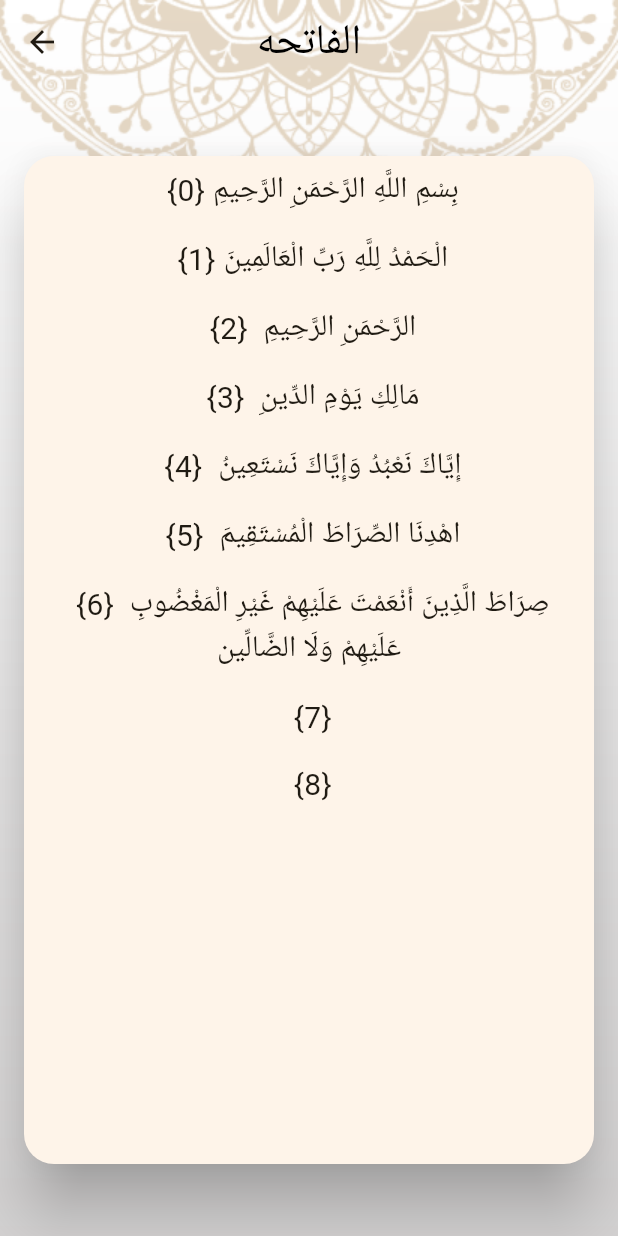
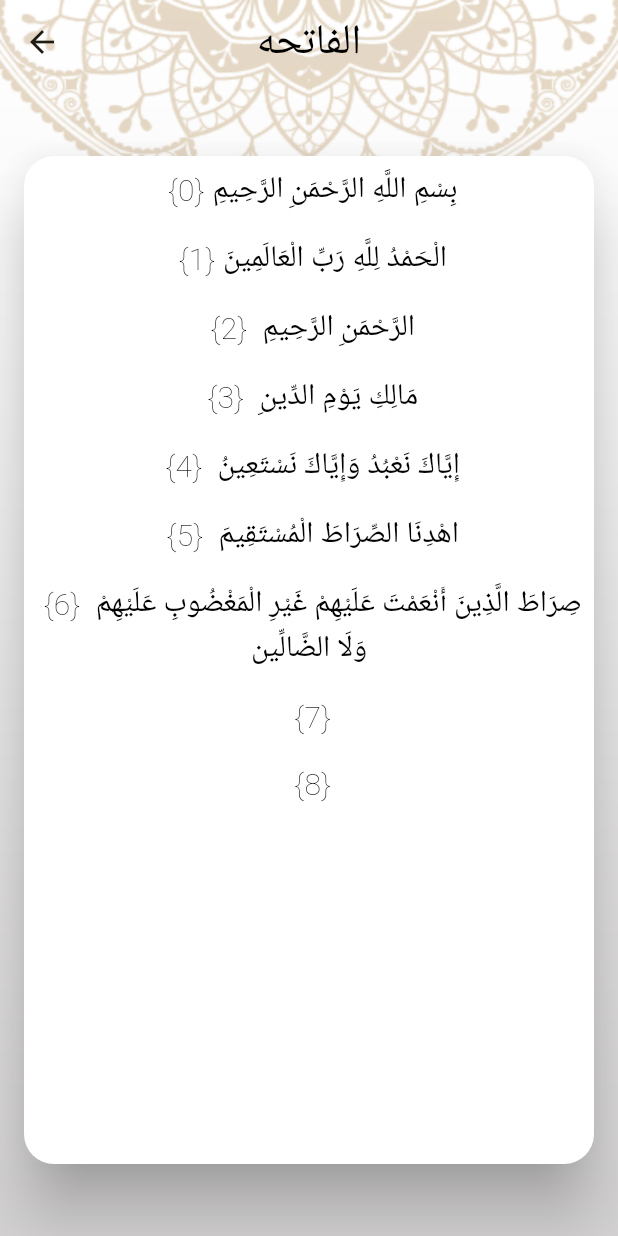
Before and after one commit to hajerrasmy/islama-app, a Flutter app: the screen it shows after launch, after a tap on "الفاتحه", on a phone screen of 412 x 824 dp. Run offline on Flutter 3.47's test engine with Material 3 defaults, Android fonts, the phone set to English and light mode, and no system bars.

Commit message:
+ Light-Dark Theme + setting tab

```diff
--- a/lib/main.dart
+++ b/lib/main.dart
@@ -1,4 +1,5 @@
 import 'package:flutter/material.dart';
+import 'package:islami_app/ui/MyThemeData.dart';
 import 'package:islami_app/ui/chaterDetails/chapterDetailsScreen.dart';
 import 'package:islami_app/ui/hadethDetails/HadethDetailsScreen.dart';
 import 'package:islami_app/ui/home/homeScreen.dart';
@@ -15,34 +16,9 @@ class MyApp extends StatelessWidget {
   Widget build(BuildContext context) {
     return MaterialApp(
       title: 'Flutter Demo',
-      theme: ThemeData(
-        cardColor: Colors.white,
-        cardTheme: CardTheme(surfaceTintColor: Colors.white),
-        appBarTheme: const AppBarTheme(
-          centerTitle: true,
-          backgroundColor: Colors.transparent,
-          titleTextStyle: TextStyle(
-            color: Colors.black,
-            fontSize: 28,
-          ),
-        ),
-        bottomNavigationBarTheme: BottomNavigationBarThemeData(
-          selectedItemColor: Colors.black,
-          unselectedItemColor: Colors.white,
-          selectedIconTheme: IconThemeData(
-            size: 32,
-          ),
-        ),
-        scaffoldBackgroundColor: Colors.transparent,
-        colorScheme: ColorScheme.fromSeed(
-          seedColor: Color(0xFFB7935F),
-          primary: Color(0xFFB7935F),
-          secondary: Color(0xC0B7935F),
-          onPrimary: Colors.white,
-          onSecondary: Colors.blue,
-        ),
-        useMaterial3: true,
-      ),
+      theme: MyThemeData.LightThemeData,
+      darkTheme: MyThemeData.DarkThemeData,
+      themeMode: ThemeMode.light,
       routes: {
         HomeScreen.routeName: (context) => HomeScreen(),
         ChapterDetailsScreen.routeName: (_) => ChapterDetailsScreen(),
--- /dev/null
+++ b/lib/ui/MyThemeData.dart
@@ -0,0 +1,90 @@
+import 'package:flutter/material.dart';
+
+class MyThemeData {
+  static bool isDark = false;
+
+  static Color LightPraimy = Color(0xFFB7935F);
+
+  static Color DarktPraimy = Color(0xFF141A2E);
+
+  static Color DarkSecondry = Color(0xFFFACC1D);
+
+  static ThemeData LightThemeData = ThemeData(
+      textTheme: TextTheme(
+        headlineSmall: TextStyle(
+            color: Colors.black, fontSize: 25, fontWeight: FontWeight.w600),
+        titleMedium: TextStyle(
+            color: Colors.black, fontSize: 25, fontWeight: FontWeight.w400),
+        bodyMedium: TextStyle(
+            color: Colors.black, fontSize: 20, fontWeight: FontWeight.w200),
+      ),
+      cardColor: Colors.white,
+      cardTheme: CardTheme(surfaceTintColor: Colors.white),
+      appBarTheme: const AppBarTheme(
+        centerTitle: true,
+        backgroundColor: Colors.transparent,
+        titleTextStyle: TextStyle(
+          color: Colors.black,
+          fontSize: 28,
+        ),
+      ),
+      bottomNavigationBarTheme: BottomNavigationBarThemeData(
+        selectedItemColor: Colors.black,
+        unselectedItemColor: Colors.white,
+        selectedIconTheme: IconThemeData(
+          size: 32,
+        ),
+      ),
+      scaffoldBackgroundColor: Colors.transparent,
+      colorScheme: ColorScheme.fromSeed(
+        background: Colors.white,
+        seedColor: Color(0xFFB7935F),
+        primary: Color(0xFFB7935F),
+        secondary: Color(0xC0B7935F),
+        onPrimary: Colors.white,
+        onSecondary: Colors.blue,
+      ),
+      useMaterial3: true,
+      dividerColor: LightPraimy,
+      bottomSheetTheme: BottomSheetThemeData(backgroundColor: Colors.white));
+
+  static ThemeData DarkThemeData = ThemeData(
+      textTheme: TextTheme(
+        headlineSmall: TextStyle(
+            color: Colors.white, fontSize: 25, fontWeight: FontWeight.w600),
+        titleMedium: TextStyle(
+            color: Colors.white, fontSize: 25, fontWeight: FontWeight.w400),
+        bodyMedium: TextStyle(
+            color: Colors.white, fontSize: 20, fontWeight: FontWeight.w200),
+      ),
+      cardColor: DarktPraimy,
+      //cardTheme: CardTheme(surfaceTintColor: Colors.transparent),
+      appBarTheme: const AppBarTheme(
+        centerTitle: true,
+        iconTheme: IconThemeData(color: Colors.white),
+        backgroundColor: Colors.transparent,
+        titleTextStyle: TextStyle(
+          color: Colors.white,
+          fontSize: 28,
+        ),
+      ),
+      bottomNavigationBarTheme: BottomNavigationBarThemeData(
+        selectedItemColor: DarkSecondry,
+        unselectedItemColor: Colors.white,
+        selectedIconTheme: IconThemeData(
+          size: 32,
+        ),
+      ),
+      scaffoldBackgroundColor: Colors.transparent,
+      colorScheme: ColorScheme.fromSeed(
+        background: DarktPraimy,
+        seedColor: DarktPraimy,
+        primary: DarktPraimy,
+        secondary: DarkSecondry,
+        onPrimary: DarktPraimy,
+        onSecondary: Colors.blue,
+      ),
+      dividerColor: DarkSecondry,
+      useMaterial3: true,
+      bottomSheetTheme: BottomSheetThemeData(backgroundColor: DarktPraimy));
+}
--- a/lib/ui/chaterDetails/chapterDetailsScreen.dart
+++ b/lib/ui/chaterDetails/chapterDetailsScreen.dart
@@ -1,6 +1,7 @@
 import 'package:flutter/material.dart';
 import 'package:flutter/services.dart';
 
+import '../MyThemeData.dart';
 import 'chaterTitleWidgetVerse.dart';
 
 class ChapterDetailsScreen extends StatefulWidget {
@@ -21,7 +22,10 @@ class _ChapterDetailsScreenState extends State<ChapterDetailsScreen> {
     return Container(
         decoration: BoxDecoration(
             image: DecorationImage(
-                fit: BoxFit.fill, image: AssetImage("assets/images/bg3.png"))),
+                fit: BoxFit.fill,
+                image: AssetImage(MyThemeData.isDark
+                    ? "assets/images/DarkBg.png"
+                    : "assets/images/bg3.png"))),
         child: Scaffold(
           appBar: AppBar(
             title: Text(args.title),
@@ -31,6 +35,7 @@ class _ChapterDetailsScreenState extends State<ChapterDetailsScreen> {
                   child: CircularProgressIndicator(),
                 )
               : Card(
+                  color: Theme.of(context).cardColor,
                   elevation: 18,
                   margin: EdgeInsets.symmetric(vertical: 48, horizontal: 16),
                   shape: RoundedRectangleBorder(
--- a/lib/ui/chaterDetails/chaterTitleWidgetVerse.dart
+++ b/lib/ui/chaterDetails/chaterTitleWidgetVerse.dart
@@ -13,9 +13,7 @@ class ChaterTitleWidgetVerse extends StatelessWidget {
       alignment: Alignment.center,
       child: Text(
         ' {$index} $title  ',
-        style: TextStyle(
-          fontSize: 20,
-        ),
+        style: Theme.of(context).textTheme.bodyMedium,
         textAlign: TextAlign.center,
       ),
     );
--- a/lib/ui/home/book/bookTab.dart
+++ b/lib/ui/home/book/bookTab.dart
@@ -30,7 +30,7 @@ class _BookTabState extends State<BookTab> {
           ))),
           child: Text(
             "Hadeth",
-            style: TextStyle(fontSize: 24),
+            style: Theme.of(context).textTheme.titleMedium,
           ),
         ),
         Expanded(
@@ -42,7 +42,7 @@ class _BookTabState extends State<BookTab> {
                     return HadethTitleWidget(allhadeth[index]);
                   },
                   separatorBuilder: (BuildContext, int) => Container(
-                        color: Theme.of(context).primaryColor,
+                    color: Theme.of(context).dividerColor,
                         width: double.infinity,
                         height: 2,
                         margin: EdgeInsets.symmetric(horizontal: 64),
--- a/lib/ui/home/homeScreen.dart
+++ b/lib/ui/home/homeScreen.dart
@@ -3,6 +3,9 @@ import 'package:islami_app/ui/home/book/bookTab.dart';
 import 'package:islami_app/ui/home/quran/quranTab.dart';
 import 'package:islami_app/ui/home/radio/radioTab.dart';
 import 'package:islami_app/ui/home/sebha/sebhaTab.dart';
+
+import '../MyThemeData.dart';
+import 'Settings/settingsTab.dart';
 
 class HomeScreen extends StatefulWidget {
   static const String routeName = "Home";
@@ -20,7 +23,10 @@ class _HomeScreenState extends State<HomeScreen> {
     return Container(
       decoration: BoxDecoration(
           image: DecorationImage(
-              fit: BoxFit.fill, image: AssetImage("assets/images/bg3.png"))),
+              fit: BoxFit.fill,
+              image: AssetImage(MyThemeData.isDark
+                  ? "assets/images/DarkBg.png"
+                  : "assets/images/bg3.png"))),
       child: Scaffold(
         appBar: AppBar(
           title: Text("Islami"),
@@ -49,6 +55,10 @@ class _HomeScreenState extends State<HomeScreen> {
                 backgroundColor: Theme.of(context).primaryColor,
                 icon: ImageIcon(AssetImage("assets/images/radio.png")),
                 label: "radio"),
+            BottomNavigationBarItem(
+                backgroundColor: Theme.of(context).primaryColor,
+                icon: Icon(Icons.settings),
+                label: "Settings"),
           ],
         ),
         body: tabs[selectedTabIndex],
@@ -61,5 +71,6 @@ class _HomeScreenState extends State<HomeScreen> {
     BookTab(),
     SebhaTab(),
     RadioTab(),
+    SettingsTab()
   ];
 }
--- a/lib/ui/home/quran/chaterTitleWidget.dart
+++ b/lib/ui/home/quran/chaterTitleWidget.dart
@@ -21,7 +21,7 @@ class ChaterTitleWidget extends StatelessWidget {
         alignment: Alignment.center,
         child: Text(
           title,
-          style: TextStyle(fontSize: 25),
+          style: Theme.of(context).textTheme.titleMedium,
         ),
       ),
     );
--- a/lib/ui/home/quran/quranTab.dart
+++ b/lib/ui/home/quran/quranTab.dart
@@ -134,7 +134,7 @@ class QyranTab extends StatelessWidget {
                 return ChaterTitleWidget(names[int], int);
               },
               separatorBuilder: (BuildContext, int) => Container(
-                    color: Theme.of(context).primaryColor,
+                    color: Theme.of(context).dividerColor,
                     width: double.infinity,
                     height: 2,
                     margin: EdgeInsets.symmetric(horizontal: 64),
```
Also changed, not shown: lib/ui/hadethDetails/HadethDetailsScreen.dart (+7 -1 lines), lib/ui/home/Settings/LanguageBottomSheet.dart (added, +43 -0 lines), lib/ui/home/Settings/ThemeBottomSheet.dart (added, +43 -0 lines), lib/ui/home/Settings/settingsTab.dart (added, +89 -0 lines), assets/images/DarkBg.png (added), 2 other files.
